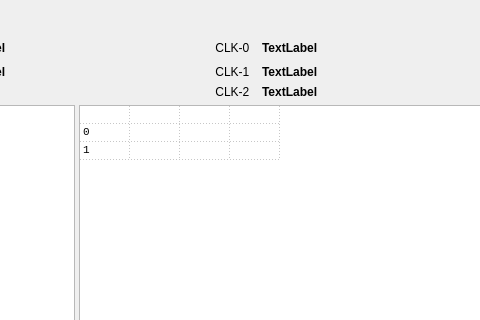
Qt form Qt/Si5351_I2C_Data_Decoder/mainwindow.ui (OneOfEleven/Si5351-I2C-data-decoder) before a commit; both pictures show x 423 to 903 and y 0 to 320 of the 1000 by 600 pixel window.
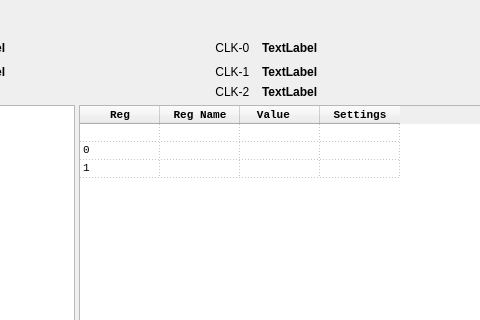
The same form after that commit.

The edit to the form file:
```diff
--- a/Qt/Si5351_I2C_Data_Decoder/mainwindow.ui
+++ b/Qt/Si5351_I2C_Data_Decoder/mainwindow.ui
@@ -372,6 +372,9 @@
        </property>
       </widget>
       <widget class="QTableWidget" name="RegisterTableWidget">
+       <property name="enabled">
+        <bool>true</bool>
+       </property>
        <property name="minimumSize">
         <size>
          <width>0</width>
@@ -402,6 +405,9 @@
        <property name="selectionBehavior">
         <enum>QAbstractItemView::SelectRows</enum>
        </property>
+       <property name="textElideMode">
+        <enum>Qt::ElideNone</enum>
+       </property>
        <property name="gridStyle">
         <enum>Qt::DotLine</enum>
        </property>
@@ -415,16 +421,16 @@
         <number>3</number>
        </property>
        <attribute name="horizontalHeaderVisible">
-        <bool>false</bool>
+        <bool>true</bool>
        </attribute>
        <attribute name="horizontalHeaderCascadingSectionResizes">
         <bool>false</bool>
        </attribute>
        <attribute name="horizontalHeaderMinimumSectionSize">
-        <number>50</number>
+        <number>20</number>
        </attribute>
        <attribute name="horizontalHeaderDefaultSectionSize">
-        <number>50</number>
+        <number>80</number>
        </attribute>
        <attribute name="horizontalHeaderHighlightSections">
         <bool>false</bool>
@@ -443,7 +449,7 @@
        </attribute>
        <row>
         <property name="text">
-         <string>-</string>
+         <string/>
         </property>
        </row>
        <row>
```
Left out of the diff: 9 changed lines with no effect on the pictures.
